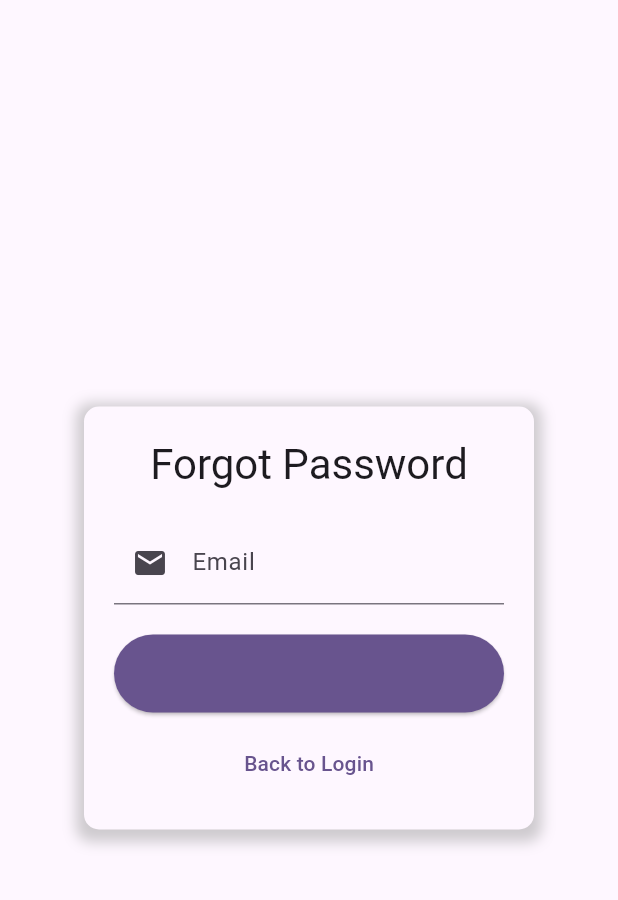
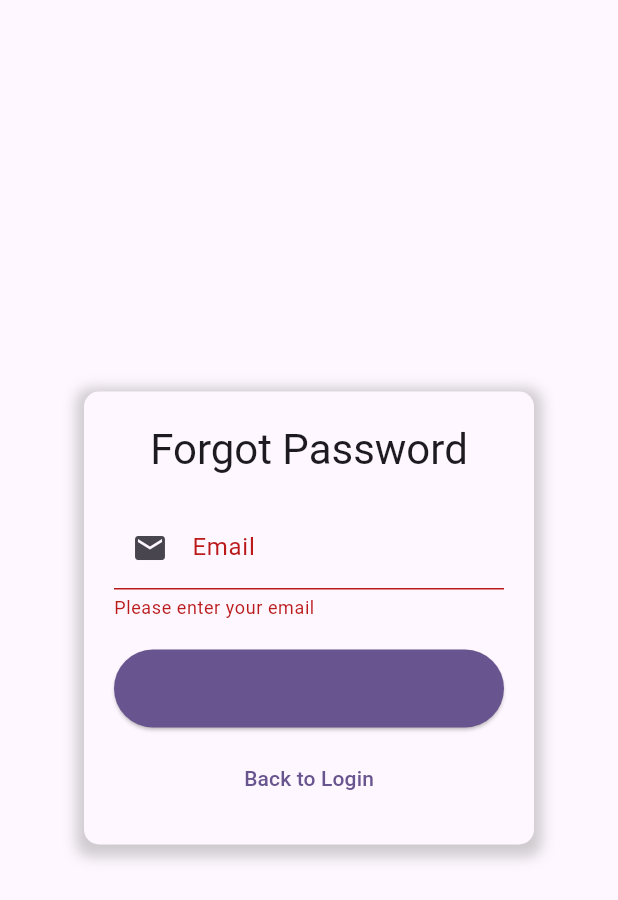
Before and after one commit to Pure-Scale/pure_scale_widgets, a Flutter app: the PsForgotForm widget shown alone on an empty page, opened directly with empty values, after a tap on "Reset Password", on a phone screen of 412 x 824 dp. Shown: the top 900 px of the screen. Run offline on Flutter 3.47's test engine with Material 3 defaults, Android fonts, the phone set to English and light mode, and no system bars; our stand-ins replace get, shimmer; missing offline and left inert: text_form_field_wrapper.

Commit message:
minor fix

```diff
--- a/lib/src/button_widgets/ps_primary_button.dart
+++ b/lib/src/button_widgets/ps_primary_button.dart
@@ -23,10 +23,7 @@ class PSPrimaryButton extends StatelessWidget {
             vertical: 16.0,
           )),
       child: isLoading
-          ? const Padding(
-              padding: EdgeInsets.all(4.0),
-              child: PSLoaderWidget(),
-            )
+          ? const Center(child: PSLoaderWidget(minimumSize: true))
           : Text(text),
     );
   }
--- a/lib/src/form_widgets/ps_forgot_form.dart
+++ b/lib/src/form_widgets/ps_forgot_form.dart
@@ -35,10 +35,11 @@ class PsForgotForm extends StatefulWidget {
 class _PsForgotFormState extends State<PsForgotForm> {
   final formKey = GlobalKey<FormState>();
   final emailController = TextEditingController();
-  final passwordController = TextEditingController();
 
   void onSubmitAction() {
-    widget.resetAction(emailController.text);
+    if (formKey.currentState!.validate()) {
+      widget.resetAction(emailController.text);
+    }
   }
 
   @override
--- a/lib/src/form_widgets/ps_signup_form.dart
+++ b/lib/src/form_widgets/ps_signup_form.dart
@@ -62,12 +62,14 @@ class _PsSignupFormState extends State<PsSignupForm> {
   final passwordController = TextEditingController();
 
   void onSubmitAction() {
+    if (formKey.currentState!.validate()) {
       widget.signupAction(
         fNameController.text,
         lNameController.text,
         emailController.text,
         passwordController.text,
       );
+    }
   }
 
   @override
```
Also changed, not shown: lib/src/form_widgets/ps_login_form.dart (+5 -3 lines). Lines whose indentation alone changed are shown as unchanged.
